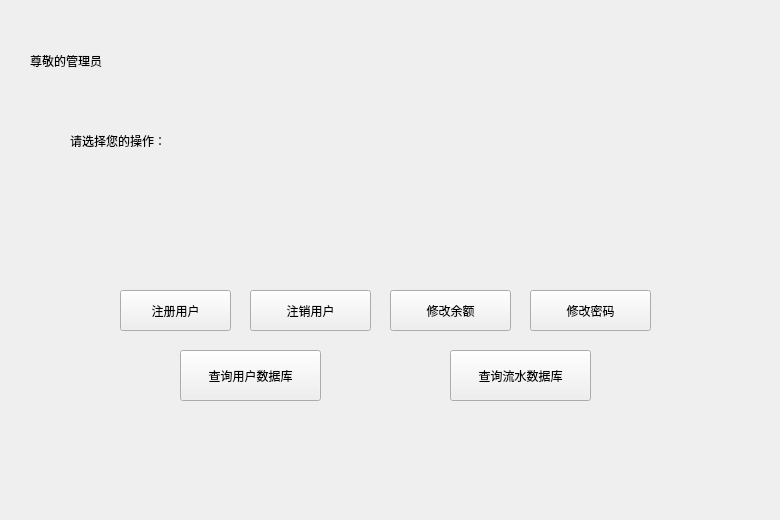
The window that CampusCardManager/manager.ui (DandexZ/software_project) describes before a commit, drawn with Qt 5.
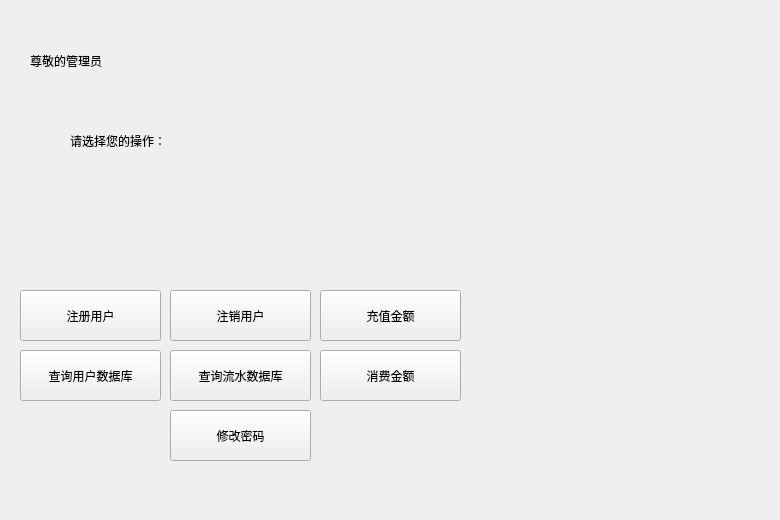
The same window after the commit.

What changed in the file:
```diff
--- a/CampusCardManager/manager.ui
+++ b/CampusCardManager/manager.ui
@@ -32,10 +32,10 @@
   <widget class="QPushButton" name="ChangePassword">
    <property name="geometry">
     <rect>
-     <x>530</x>
-     <y>290</y>
-     <width>121</width>
-     <height>41</height>
+     <x>170</x>
+     <y>410</y>
+     <width>141</width>
+     <height>51</height>
     </rect>
    </property>
    <property name="text">
@@ -61,10 +61,10 @@
   <widget class="QPushButton" name="Sign_up">
    <property name="geometry">
     <rect>
-     <x>120</x>
+     <x>20</x>
      <y>290</y>
-     <width>111</width>
-     <height>41</height>
+     <width>141</width>
+     <height>51</height>
     </rect>
    </property>
    <property name="text">
@@ -74,23 +74,23 @@
   <widget class="QPushButton" name="update_money">
    <property name="geometry">
     <rect>
-     <x>390</x>
+     <x>320</x>
      <y>290</y>
-     <width>121</width>
-     <height>41</height>
+     <width>141</width>
+     <height>51</height>
     </rect>
    </property>
    <property name="text">
-    <string>修改余额</string>
+    <string>充值金额</string>
    </property>
   </widget>
   <widget class="QPushButton" name="destroy_user">
    <property name="geometry">
     <rect>
-     <x>250</x>
+     <x>170</x>
      <y>290</y>
-     <width>121</width>
-     <height>41</height>
+     <width>141</width>
+     <height>51</height>
     </rect>
    </property>
    <property name="text">
@@ -116,7 +116,7 @@
   <widget class="QPushButton" name="userdb">
    <property name="geometry">
     <rect>
-     <x>180</x>
+     <x>20</x>
      <y>350</y>
      <width>141</width>
      <height>51</height>
@@ -129,7 +129,7 @@
   <widget class="QPushButton" name="moneydb">
    <property name="geometry">
     <rect>
-     <x>450</x>
+     <x>170</x>
      <y>350</y>
      <width>141</width>
      <height>51</height>
@@ -139,6 +139,32 @@
     <string>查询流水数据库</string>
    </property>
   </widget>
+  <widget class="QPushButton" name="decrease_money">
+   <property name="geometry">
+    <rect>
+     <x>320</x>
+     <y>350</y>
+     <width>141</width>
+     <height>51</height>
+    </rect>
+   </property>
+   <property name="text">
+    <string>消费金额</string>
+   </property>
+  </widget>
+  <widget class="QLabel" name="label_image">
+   <property name="geometry">
+    <rect>
+     <x>480</x>
+     <y>0</y>
+     <width>301</width>
+     <height>521</height>
+    </rect>
+   </property>
+   <property name="text">
+    <string/>
+   </property>
+  </widget>
  </widget>
  <resources/>
  <connections/>
```
Left out of the diff: 2 changed lines with no effect on the pictures.
